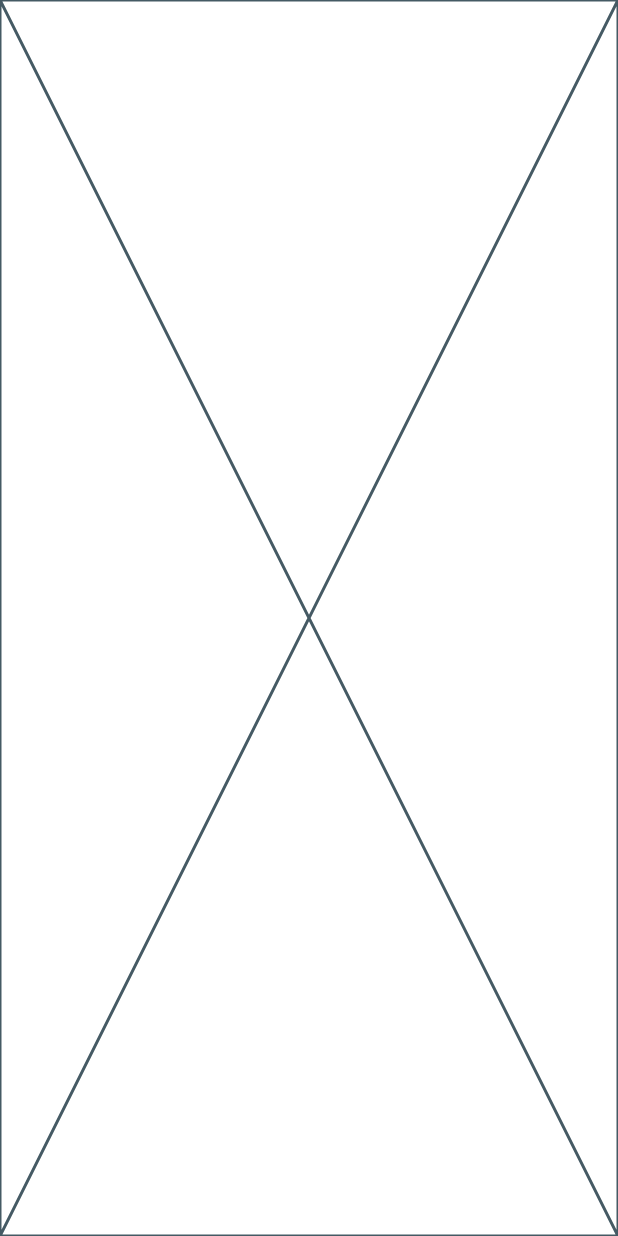
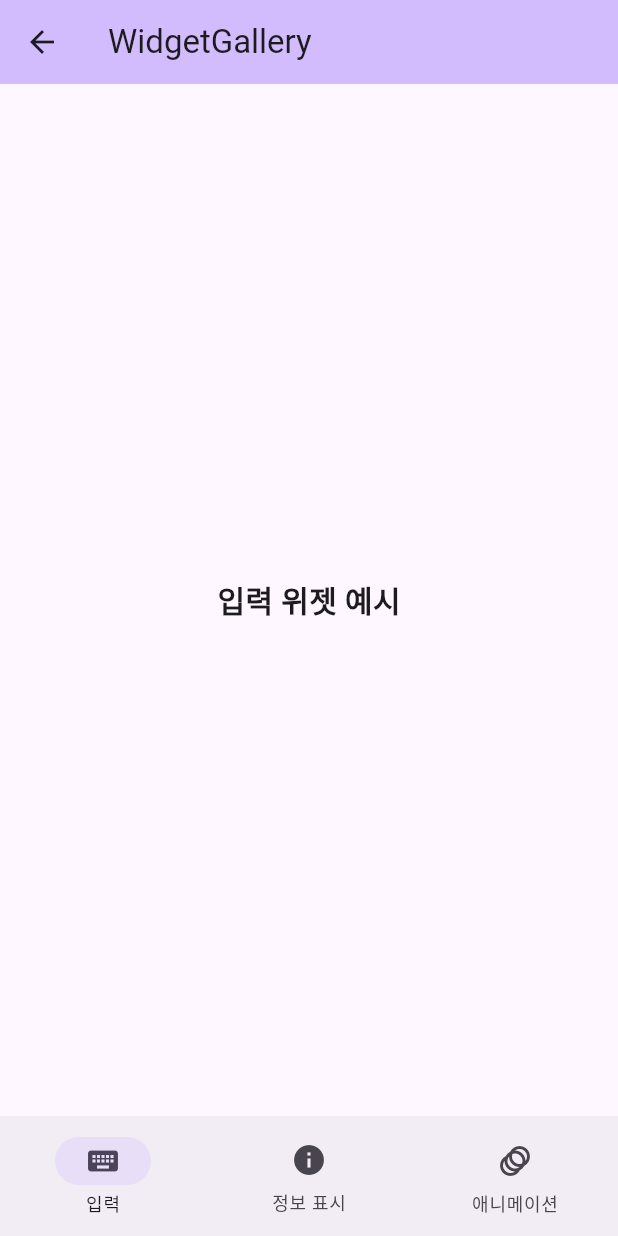
Before and after one commit to BLT24Q4/flutter_basics, a Flutter app: the screen it shows after launch, after a tap on "위젯 갤러리로 이동", on a phone screen of 412 x 824 dp. Run offline on Flutter 3.47's test engine with Material 3 defaults, Android fonts, the phone set to English and light mode, and no system bars.

Commit message:
Clean Up Codes

```diff
--- a/lib/widget_gallery.dart
+++ b/lib/widget_gallery.dart
@@ -1,4 +1,8 @@
 import "package:flutter/material.dart";
+
+import "package:flutter_basics/widgets/input_widget_example.dart";
+import "package:flutter_basics/widgets/info_widget_example.dart";
+import "package:flutter_basics/widgets/animation_widget_example.dart";
 
 class WidgetGallery extends StatefulWidget {
   final String title;
@@ -10,8 +14,44 @@ class WidgetGallery extends StatefulWidget {
 }
 
 class _WidgetGalleryState extends State<WidgetGallery> {
+  //  상태 변수
+  int _currentPageIndex = 0; //  선택된 탭 정보 상태
+
+  //  탭 선택시 표시할 페이지 리스트
+  final List<Widget> _pages = [
+    InputWidgetExample(),
+    InfoWidgetExample(),
+    AnimationWidgetExample(),
+  ];
+
   @override
   Widget build(BuildContext context) {
-    return const Placeholder();
+    // return const Placeholder();
+    return Scaffold(
+      appBar: AppBar(
+        title: Text(widget.title),
+        backgroundColor: Theme.of(context).colorScheme.inversePrimary,
+      ),
+      body: IndexedStack(index: _currentPageIndex, children: _pages),
+      // Center(
+      //   child: Text(
+      //     "위젯 갤러리",
+      //     style: TextStyle(fontSize: 30, fontWeight: FontWeight.bold),
+      //   ),
+      // ),
+      bottomNavigationBar: NavigationBar(
+        selectedIndex: _currentPageIndex,
+        onDestinationSelected: (int index) {
+          setState(() {
+            _currentPageIndex = index;
+          });
+        },
+        destinations: <Widget>[
+          NavigationDestination(icon: Icon(Icons.keyboard), label: "입력"),
+          NavigationDestination(icon: Icon(Icons.info), label: "정보 표시"),
+          NavigationDestination(icon: Icon(Icons.animation), label: "애니메이션"),
+        ],
+      ),
+    );
   }
 }
--- /dev/null
+++ b/lib/widgets/animation_widget_example.dart
@@ -0,0 +1,20 @@
+import "package:flutter/material.dart";
+
+class AnimationWidgetExample extends StatefulWidget {
+  const AnimationWidgetExample({super.key});
+
+  @override
+  State<AnimationWidgetExample> createState() => _AnimationWidgetExampleState();
+}
+
+class _AnimationWidgetExampleState extends State<AnimationWidgetExample> {
+  @override
+  Widget build(BuildContext context) {
+    return Center(
+      child: Text(
+        "애니메이션 예제",
+        style: TextStyle(fontSize: 20, fontWeight: FontWeight.bold),
+      ),
+    );
+  }
+}
--- /dev/null
+++ b/lib/widgets/info_widget_example.dart
@@ -0,0 +1,15 @@
+import 'package:flutter/material.dart';
+
+class InfoWidgetExample extends StatelessWidget {
+  const InfoWidgetExample({super.key});
+
+  @override
+  Widget build(BuildContext context) {
+    return Center(
+      child: Text(
+        "정보 표시 위젯 예제",
+        style: TextStyle(fontSize: 20, fontWeight: FontWeight.bold),
+      ),
+    );
+  }
+}
--- /dev/null
+++ b/lib/widgets/input_widget_example.dart
@@ -0,0 +1,20 @@
+import 'package:flutter/material.dart';
+
+class InputWidgetExample extends StatefulWidget {
+  const InputWidgetExample({super.key});
+
+  @override
+  State<InputWidgetExample> createState() => _InputWidgetExampleState();
+}
+
+class _InputWidgetExampleState extends State<InputWidgetExample> {
+  @override
+  Widget build(BuildContext context) {
+    return Center(
+      child: Text(
+        "입력 위젯 예시",
+        style: TextStyle(fontSize: 20, fontWeight: FontWeight.bold),
+      ),
+    );
+  }
+}
```
